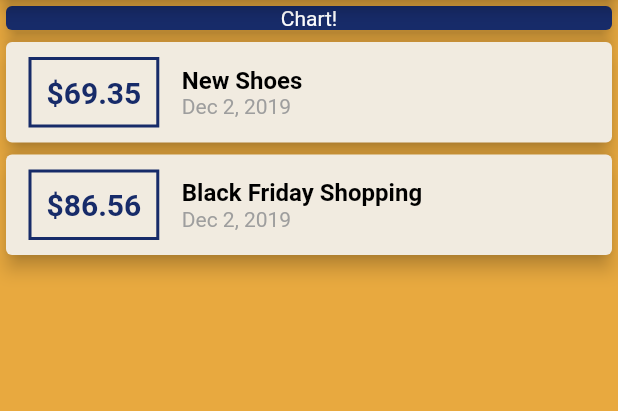
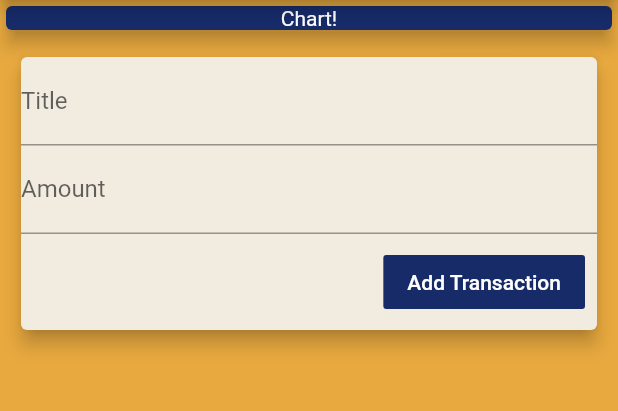
Before and after one commit to SuvrangshuBarua/ExpenseTracker, a Flutter app: the screen it shows after launch, on a phone screen of 412 x 824 dp, the part 84-495 px from its top. Run offline on Flutter 3.47's test engine with Material 2 defaults, Android fonts, the phone set to English and light mode, and no system bars.

Commit message:
Fourth commit

```diff
--- a/expense_tracker/lib/main.dart
+++ b/expense_tracker/lib/main.dart
@@ -1,6 +1,6 @@
-import 'package:expense_tracker/transaction.dart';
+
 import 'package:flutter/material.dart';
-import 'package:intl/intl.dart';
+
 
 void main() => runApp(MyApp());
 const PrimaryColor = const Color(0xff172b69);
@@ -20,20 +20,8 @@ class MyApp extends StatelessWidget {
 }
 
 class MyHomePage extends StatelessWidget {
-  final List<Transaction> transactions = [
-    Transaction(
-      id: 't1',
-      title: 'New Shoes',
-      amount: 69.35,
-      date: DateTime.now(),
-    ),
-    Transaction(
-      id: 't2',
-      title: 'Black Friday Shopping',
-      amount: 86.56,
-      date: DateTime.now(),
-    )
-  ];
+  final titleController = TextEditingController();
+  final amountController = TextEditingController();
   @override
   Widget build(BuildContext context) {
     return Scaffold(
@@ -61,55 +49,41 @@ class MyHomePage extends StatelessWidget {
               elevation: 5,
             ),
           ),
-          Column(
-            children: transactions.map((tx) {
-              return Card(
+          Padding(
+            padding: const EdgeInsets.all(10.0),
+            child: Card(
               color: Color(0xfff1ebe0),
-                child: Row(
+              elevation: 5,
+              child: Column(
+                crossAxisAlignment: CrossAxisAlignment.end,
                 children: <Widget>[
-                    Container(
-                      margin: EdgeInsets.symmetric(
-                        vertical: 10,
-                        horizontal: 15,
+                  TextField(
+                    decoration: InputDecoration(labelText: 'Title'),
+                    controller: titleController,
                   ),
-                      decoration: BoxDecoration(
-                        border: Border.all(
+                  TextField(
+                    decoration: InputDecoration(labelText: 'Amount'),
+                    controller: amountController,
+                  ),
+                  Padding(
+                    padding: const EdgeInsets.all(8.0),
+                    child: FlatButton(
                       color: PrimaryColor,
-                          width: 2,
+                      child: Text(
+                        'Add Transaction',
+                        style: TextStyle(color: Colors.white),
                       ),
+                      textColor: PrimaryColor,
+                      onPressed: () {
+                        print(titleController.text);
+                      },
                     ),
-                      padding: EdgeInsets.all(10),
-                      child: Text(
-                        '\$${tx.amount}',
-                        style: TextStyle(
-                            fontWeight: FontWeight.bold,
-                            fontSize: 20,
-                            color: PrimaryColor),
-                      ),
-                    ),
-                    Column(
-                      crossAxisAlignment: CrossAxisAlignment.start,
-                      children: <Widget>[
-                        Text(
-                          tx.title,
-                          style: TextStyle(
-                            color: Colors.black,
-                            fontSize: 16,
-                            fontWeight: FontWeight.bold,
-                          ),
-                        ),
-                        Text(
-                          DateFormat.yMMMd().format(tx.date),
-                          style: TextStyle(color: Colors.grey),
-                        ),
-                      ],
                   )
                 ],
               ),
-                elevation: 5,
-              );
-            }).toList(),
             ),
+          ),
+
         ],
       ),
     );
```
Also changed, not shown: expense_tracker/lib/widgets/transaction_list.dart (added, +88 -0 lines), expense_tracker/lib/models/transaction.dart (renamed from expense_tracker/lib/transaction.dart). Lines whose indentation alone changed are shown as unchanged.
